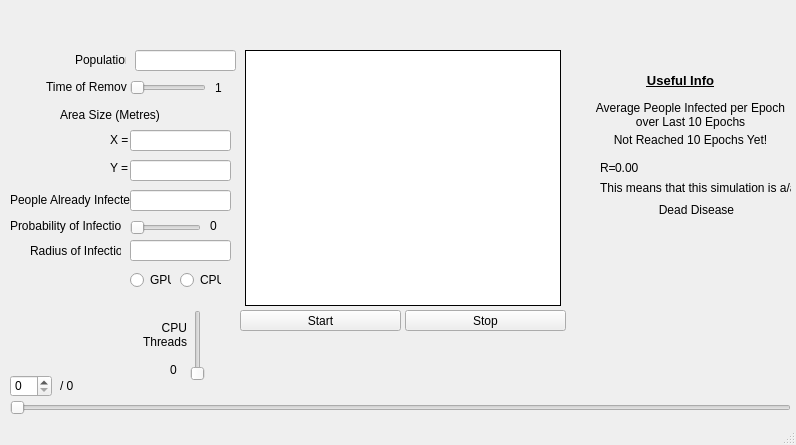
The window that EpiUI/mainwindow.ui (Bobrow/EpiSim) describes before a commit, drawn with Qt 5.
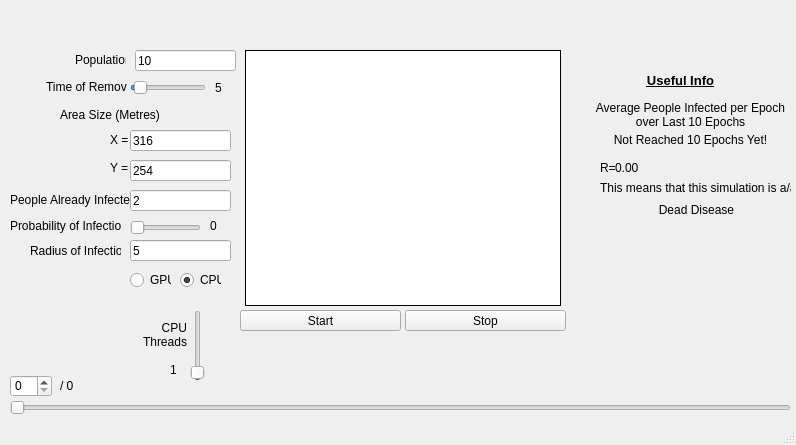
The same window after the commit.

What changed in the file:
```diff
--- a/EpiUI/mainwindow.ui
+++ b/EpiUI/mainwindow.ui
@@ -152,6 +152,9 @@
       <verstretch>0</verstretch>
      </sizepolicy>
     </property>
+    <property name="text">
+     <string>10</string>
+    </property>
    </widget>
    <widget class="QLineEdit" name="XInput">
     <property name="geometry">
@@ -168,6 +171,9 @@
       <verstretch>0</verstretch>
      </sizepolicy>
     </property>
+    <property name="text">
+     <string>316</string>
+    </property>
    </widget>
    <widget class="QLabel" name="PopulationLabel">
     <property name="geometry">
@@ -222,6 +228,9 @@
       <verstretch>0</verstretch>
      </sizepolicy>
     </property>
+    <property name="text">
+     <string>254</string>
+    </property>
    </widget>
    <widget class="QLabel" name="XLabel">
     <property name="geometry">
@@ -295,6 +304,9 @@
       <verstretch>0</verstretch>
      </sizepolicy>
     </property>
+    <property name="text">
+     <string>2</string>
+    </property>
    </widget>
    <widget class="QSlider" name="InfectionProbabilitySlider">
     <property name="geometry">
@@ -368,6 +380,9 @@
       <verstretch>0</verstretch>
      </sizepolicy>
     </property>
+    <property name="text">
+     <string>5</string>
+    </property>
    </widget>
    <widget class="QLabel" name="RadOfInfectionLabel">
     <property name="geometry">
@@ -425,6 +440,9 @@
     <property name="text">
      <string>CPU</string>
     </property>
+    <property name="checked">
+     <bool>true</bool>
+    </property>
    </widget>
    <widget class="QSlider" name="CPUThreadsSlider">
     <property name="geometry">
@@ -441,6 +459,9 @@
       <verstretch>0</verstretch>
      </sizepolicy>
     </property>
+    <property name="value">
+     <number>1</number>
+    </property>
     <property name="orientation">
      <enum>Qt::Vertical</enum>
     </property>
@@ -489,7 +510,7 @@
      </sizepolicy>
     </property>
     <property name="text">
-     <string>0</string>
+     <string>1</string>
     </property>
    </widget>
    <widget class="QLabel" name="APIpEoL10ELabel">
@@ -622,7 +643,7 @@
      </sizepolicy>
     </property>
     <property name="text">
-     <string>1</string>
+     <string>5</string>
     </property>
    </widget>
    <widget class="QSlider" name="RemovalSlider">
@@ -640,6 +661,9 @@
       <verstretch>0</verstretch>
      </sizepolicy>
     </property>
+    <property name="value">
+     <number>5</number>
+    </property>
     <property name="orientation">
      <enum>Qt::Horizontal</enum>
     </property>
```
